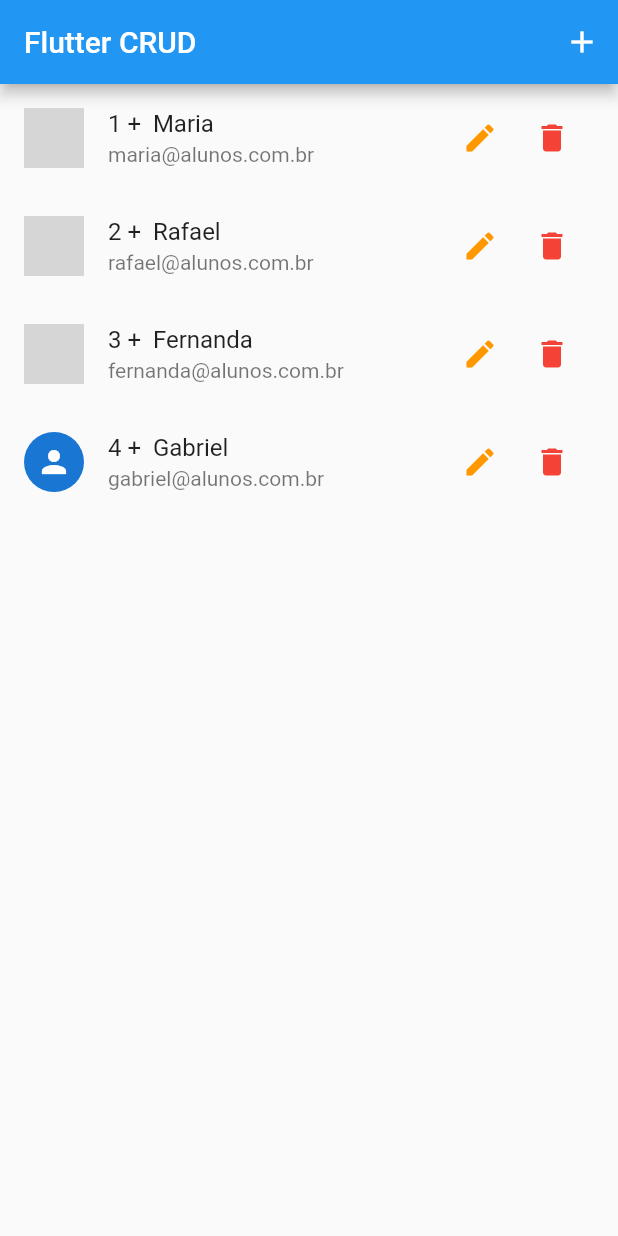
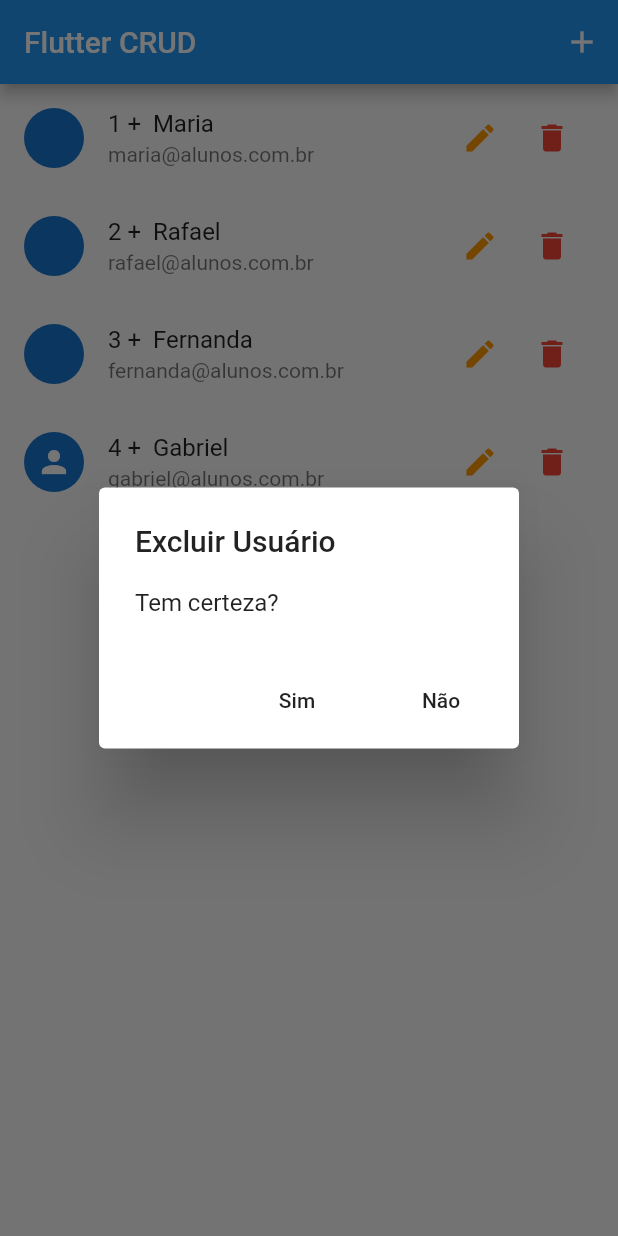
Before and after one commit to GMChristo/Flutter_CRUD, a Flutter app: the screen it shows after launch, after a tap on the "delete" icon, on a phone screen of 412 x 824 dp. Run offline on Flutter 3.47's test engine with Material 2 defaults, Android fonts, the phone set to English and light mode, and no system bars; network calls fail; grey boxes are pictures that could not be loaded.

Commit message:
Implementada funcionalidade de excluir usuário

```diff
--- a/lib/components/user_tile.dart
+++ b/lib/components/user_tile.dart
@@ -1,6 +1,8 @@
 import 'package:CRUD_Cod3r/models/user.dart';
+import 'package:CRUD_Cod3r/provider/users.dart';
 import 'package:CRUD_Cod3r/routes/app_routes.dart';
 import 'package:flutter/material.dart';
+import 'package:provider/provider.dart';
 
 class UserTile extends StatelessWidget {
   final User user;
@@ -26,14 +28,37 @@ class UserTile extends StatelessWidget {
               onPressed: () {
                 Navigator.of(context).pushNamed(
                   AppRoutes.USER_FORM,
-                  arguments: user, //passando o usuario como argumento para a pagina q esta sendo chamada
+                  arguments:
+                      user, //passando o usuario como argumento para a pagina q esta sendo chamada
                 );
               },
             ),
             IconButton(
               icon: Icon(Icons.delete),
               color: Colors.red,
-              onPressed: () {},
+              onPressed: () {
+                showDialog(
+                  context: context,
+                  builder: (context) => AlertDialog(
+                    title: Text('Excluir Usuário'),
+                    content: Text('Tem certeza?'),
+                    actions: <Widget>[
+                      FlatButton(
+                        child: Text('Sim'),
+                        onPressed: () => Navigator.of(context).pop(true),
+                      ),
+                      FlatButton(
+                        child: Text('Não'),
+                        onPressed: () => Navigator.of(context).pop(false),
+                      ),
+                    ],
+                  ),
+                ).then((confimed) {
+                  if (confimed) {
+                    Provider.of<Users>(context, listen: false).remove(user);
+                  }
+                });
+              },
             ),
           ],
         ),
```
